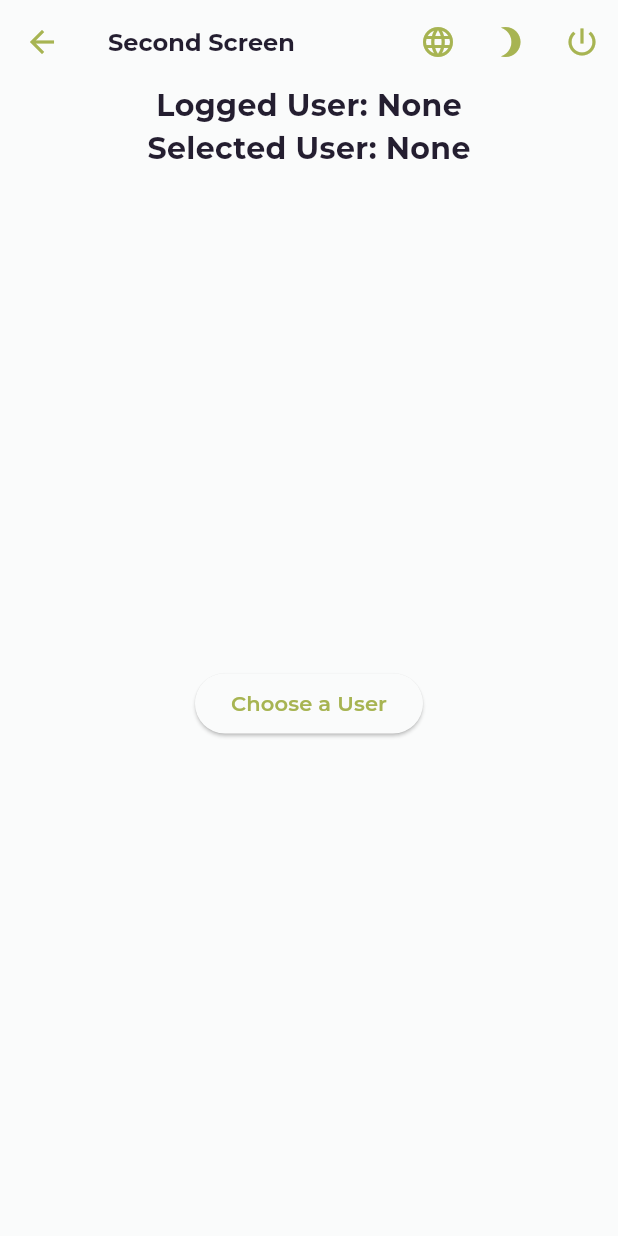
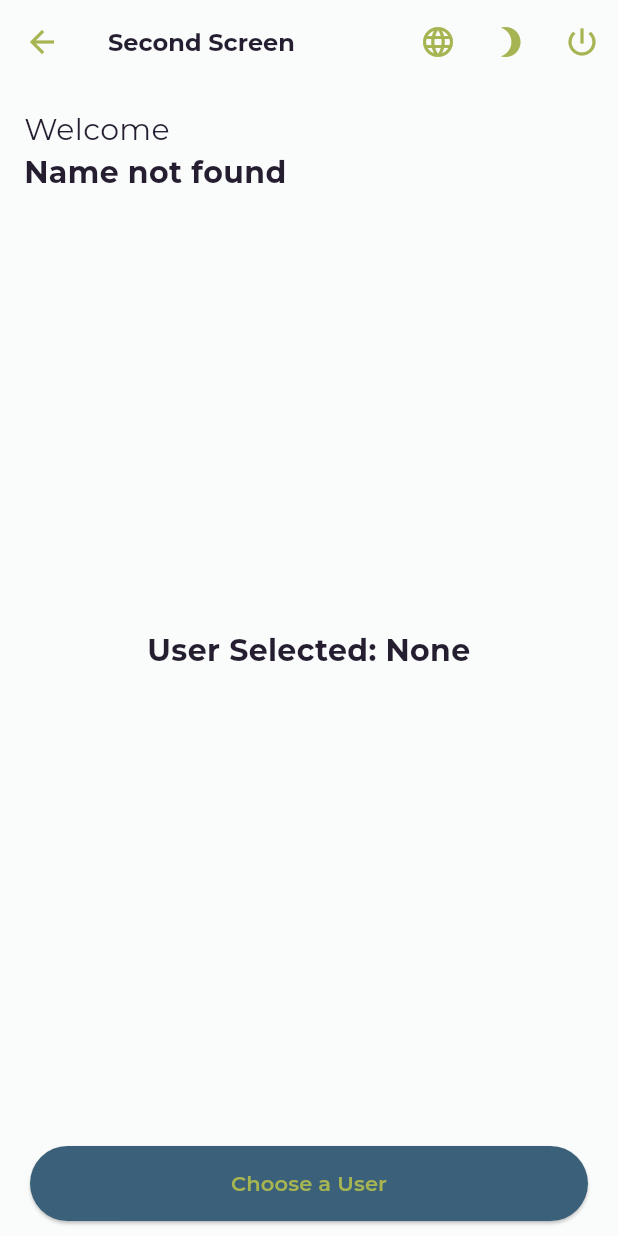
Before and after one commit to electyrion/shiny-fiesta, a Flutter app: the SecondScreen screen opened by its route, on a phone screen of 412 x 824 dp. Run offline on Flutter 3.47's test engine with Material 3 defaults, Android fonts, the phone set to English and light mode, and no system bars; our stand-ins replace another_flushbar, dio, event_bus, flutter_mobx, get_it, google_fonts and 5 more; missing offline and left inert: material_dialogs, xxtea; accounts and stored records are empty; generated files the repository leaves out were written again.

Commit message:
feat: Update getUsers endpoint to accept page parameter
The getUsers endpoint in the user API has been updated to accept a page parameter. This allows for pagination of the user list. The page parameter is now passed as a query parameter in the API request.

This change required modifications in multiple files:
- Updated the getUsers endpoint in the Endpoints class to include the page parameter.
- Modified the UserRepository interface to include the GetUserUseCaseParams parameter in the getUsers method.
- Updated the GetUserUseCaseParams class to include the page parameter.
- Modified the GetUserUseCase class to pass the GetUserUseCaseParams parameter to the getUsers method in the UserRepository.
- Updated the UserApi class to include the page parameter in the getUsers API request.
- Modified the UserRepositoryImpl class to pass the GetUserUseCaseParams parameter to the getUsers method in the UserApi.

```diff
--- a/lib/data/network/constants/endpoints.dart
+++ b/lib/data/network/constants/endpoints.dart
@@ -11,5 +11,5 @@ class Endpoints {
   static const int connectionTimeout = 30000;
 
   // users endpoints
-  static const String getUsers = baseUrl + "/users?page=1&per_page=10";
+  static const String getUsers = baseUrl + "/users?page=";
 }
--- a/lib/domain/repository/user/user_repository.dart
+++ b/lib/domain/repository/user/user_repository.dart
@@ -2,9 +2,10 @@ import 'dart:async';
 
 import 'package:boilerplate/domain/entity/user/user.dart';
 import 'package:boilerplate/domain/entity/user/user_list.dart';
+import 'package:boilerplate/domain/usecase/user/get_user_usecase.dart';
 
 abstract class UserRepository {
-  Future<UserList> getUsers();
+  Future<UserList> getUsers(GetUserUseCaseParams params);
 
   Future<List<User>> findUserById(int id);
 
--- a/lib/presentation/second/second.dart
+++ b/lib/presentation/second/second.dart
@@ -33,36 +33,74 @@ class SecondScreenState extends State<SecondScreen> {
 
   // body methods:--------------------------------------------------------------
   Widget _buildBody() {
-    return Column(
+    return Stack(
+      children: <Widget>[
+        Column(
+          children: <Widget>[
+            Expanded(
+              child: Padding(
+                padding: const EdgeInsets.all(16.0),
+                child: Column(
+                  mainAxisAlignment: MainAxisAlignment.start,
+                  crossAxisAlignment: CrossAxisAlignment.start,
+                  mainAxisSize: MainAxisSize.min,
                   children: <Widget>[
                     Text(
+                      "Welcome",
+                      style: TextStyle(
+                        fontSize: 20,
+                      ),
+                    ),
+                    Text(
                       _userStore.userLogin != null
-              ? "UserLogin ${_userStore.userLogin?.firstName}"
-              : "Logged User: None",
+                          ? "${_userStore.userLogin?.firstName}"
+                          : "Name not found",
                       style: TextStyle(
                         fontSize: 20,
                         fontWeight: FontWeight.bold,
                       ),
                     ),
-        Text(
+                    // expanded widget is used to take the remaining space
+                    Expanded(child: Container()),
+                    Center(
+                      child: Text(
                         _userStore.userList != null
-              ? "UserSelected: ${_userStore.userSelected?.firstName} ${_userStore.userSelected?.lastName}"
-              : "Selected User: None",
+                            ? "Selected User: ${_userStore.userSelected?.firstName} ${_userStore.userSelected?.lastName}"
+                            : "User Selected: None",
+                        textAlign: TextAlign.center,
                         style: TextStyle(
                           fontSize: 20,
                           fontWeight: FontWeight.bold,
                         ),
                       ),
-        Expanded(
-          child: _buildChooseUserButton(),
+                    ),
+                    Expanded(child: Container()),
+                  ],
+                ),
+              ),
+            ),
+            // The button is placed at the bottom here
+            _buildChooseUserButton(),
+          ],
         ),
       ],
     );
   }
 
   Widget _buildChooseUserButton() {
-    return Center(
+    return Container(
+      margin: EdgeInsets.symmetric(
+        horizontal: 20,
+        vertical: 10,
+      ),
+      width: double.infinity,
       child: ElevatedButton(
+        style: ElevatedButton.styleFrom(
+          backgroundColor: Color.fromRGBO(58, 97, 121, 1),
+          padding: EdgeInsets.symmetric(
+            vertical: 15,
+          ),
+        ),
         onPressed: () {
           Navigator.of(context).push(
             MaterialPageRoute(
@@ -128,17 +166,6 @@ class SecondScreenState extends State<SecondScreen> {
     );
   }
 
-  // Widget _buildLanguageButton() {
-  //   return IconButton(
-  //     onPressed: () {
-  //       _buildLanguageDialog();
-  //     },
-  //     icon: Icon(
-  //       Icons.language,
-  //     ),
-  //   );
-  // }
-
   Widget _buildLanguageButton() {
     return IconButton(
       onPressed: () {
@@ -152,15 +179,6 @@ class SecondScreenState extends State<SecondScreen> {
     Dialogs.materialDialog(
       context: context,
       title: AppLocalizations.of(context).translate('home_tv_choose_language'),
-      // borderRadius: BorderRadius.circular(5.0),
-      // title: Text(
-      //   AppLocalizations.of(context).translate('home_tv_choose_language'),
-      //   style: const TextStyle(
-      //     color: Colors.white,
-      //     fontSize: 16.0,
-      //   ),
-      // ),
-      // headerColor: Theme.of(context).primaryColor,
       color: Theme.of(context).scaffoldBackgroundColor,
       customView: Column(
         mainAxisSize: MainAxisSize.min,
@@ -201,83 +219,4 @@ class SecondScreenState extends State<SecondScreen> {
       ],
     );
   }
-
-  // void _showDialog<T>({required BuildContext context, required Widget child}) {
-  //   showDialog<T>(
-  //     context: context,
-  //     builder: (BuildContext context) => child,
-  //   ).then<void>((T? value) {
-  //     // The value passed to Navigator.pop() or null.
-  //   });
-  // }
-
-  Widget navigate(BuildContext context) {
-    SharedPreferences.getInstance().then((prefs) {
-      // prefs.setBool(Preferences.isLoggedIn, false);
-    });
-
-    Future.delayed(const Duration(milliseconds: 0), () {
-      Navigator.of(context).pushNamedAndRemoveUntil(
-          Routes.login, (Route<dynamic> route) => false);
-    });
-
-    return Container();
 }
-
-  // _buildLanguageDialog() {
-  //   _showDialog<String>(
-  //     context: context,
-  //     child: MaterialDialog(
-  //       borderRadius: 5.0,
-  //       enableFullWidth: true,
-  //       title: Text(
-  //         AppLocalizations.of(context).translate('home_tv_choose_language'),
-  //         style: TextStyle(
-  //           color: Colors.white,
-  //           fontSize: 16.0,
-  //         ),
-  //       ),
-  //       headerColor: Theme.of(context).primaryColor,
-  //       backgroundColor: Theme.of(context).scaffoldBackgroundColor,
-  //       closeButtonColor: Colors.white,
-  //       enableCloseButton: true,
-  //       enableBackButton: false,
-  //       onCloseButtonClicked: () {
-  //         Navigator.of(context).pop();
-  //       },
-  //       children: _languageStore.supportedLanguages
-  //           .map(
-  //             (object) => ListTile(
-  //               dense: true,
-  //               contentPadding: EdgeInsets.all(0.0),
-  //               title: Text(
-  //                 object.language!,
-  //                 style: TextStyle(
-  //                   color: _languageStore.locale == object.locale
-  //                       ? Theme.of(context).primaryColor
-  //                       : _themeStore.darkMode
-  //                           ? Colors.white
-  //                           : Colors.black,
-  //                 ),
-  //               ),
-  //               onTap: () {
-  //                 Navigator.of(context).pop();
-  //                 // change user language based on selected locale
-  //                 _languageStore.changeLanguage(object.locale!);
-  //               },
-  //             ),
-  //           )
-  //           .toList(),
-  //     ),
-  //   );
-  // }
-
-  _showDialog<T>({required BuildContext context, required Widget child}) {
-    showDialog<T>(
-      context: context,
-      builder: (BuildContext context) => child,
-    ).then<void>((T? value) {
-      // The value passed to Navigator.pop() or null.
-    });
-  }
-}
```
Also changed, not shown: lib/data/network/apis/users/user_api.dart (+5 -4 lines), lib/data/repository/user/user_repository_impl.dart (+5 -4 lines), lib/domain/usecase/user/get_user_usecase.dart (+19 -3 lines), lib/presentation/home/home.dart (+11 -5 lines), lib/presentation/user/store/user_store.dart (+37 -5 lines), lib/presentation/user/user_list.dart (+56 -12 lines), lib/domain/usecase/user/get_user_usecase.g.dart (added), lib/presentation/user/store/user_store.g.dart, 1 other file. Lines whose indentation alone changed are shown as unchanged.
